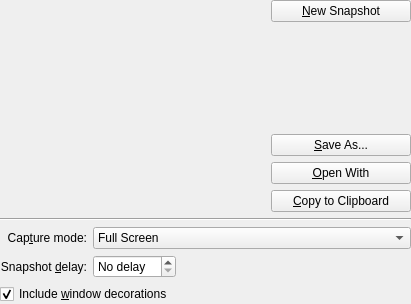
Above: ksnapshotwidget.ui from KDE/ksnapshot before the change. Below: the same form after it.
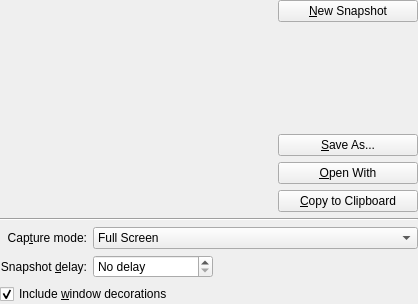
That is the form after the change. Custom widgets are drawn as their Qt base class.

Commit message:
Increase the spinbox width, so there is no need for resizes depending on the text size
BUG:235032

Diff of the .ui file:
```diff
--- a/ksnapshotwidget.ui
+++ b/ksnapshotwidget.ui
@@ -1,11 +1,11 @@
 <ui version="4.0" >
  <class>KSnapshotWidget</class>
- <widget class="QWidget" name="KSnapshotWidget" >
-  <property name="geometry" >
+ <widget class="QWidget" name="KSnapshotWidget">
+  <property name="geometry">
    <rect>
     <x>0</x>
     <y>0</y>
-    <width>411</width>
+    <width>418</width>
     <height>304</height>
    </rect>
   </property>
@@ -46,9 +46,27 @@
      </property>
     </widget>
    </item>
-   <item row="3" column="1" >
-    <widget class="KIntSpinBox" name="spinDelay" >
-     <property name="toolTip" >
+   <item row="3" column="1">
+    <widget class="KIntSpinBox" name="spinDelay">
+     <property name="sizePolicy">
+      <sizepolicy hsizetype="Fixed" vsizetype="Fixed">
+       <horstretch>0</horstretch>
+       <verstretch>0</verstretch>
+      </sizepolicy>
+     </property>
+     <property name="minimumSize">
+      <size>
+       <width>120</width>
+       <height>0</height>
+      </size>
+     </property>
+     <property name="maximumSize">
+      <size>
+       <width>120</width>
+       <height>16777215</height>
+      </size>
+     </property>
+     <property name="toolTip">
       <string>Snapshot delay in seconds</string>
      </property>
      <property name="whatsThis" >
@@ -92,25 +110,9 @@
      </property>
     </widget>
    </item>
-   <item row="3" column="2" colspan="2" >
-    <spacer>
-     <property name="orientation" >
-      <enum>Qt::Horizontal</enum>
-     </property>
-     <property name="sizeType" >
-      <enum>QSizePolicy::Expanding</enum>
-     </property>
-     <property name="sizeHint" stdset="0" >
-      <size>
-       <width>156</width>
-       <height>16</height>
-      </size>
-     </property>
-    </spacer>
-   </item>
-   <item row="4" column="0" colspan="4" >
-    <widget class="QCheckBox" name="cbIncludeDecorations" >
-     <property name="whatsThis" >
+   <item row="4" column="0" colspan="4">
+    <widget class="QCheckBox" name="cbIncludeDecorations">
+     <property name="whatsThis">
       <string>When enabled, snapshot of a window will also include the window decorations</string>
      </property>
      <property name="text" >
@@ -180,13 +182,13 @@
      </item>
      <item>
       <spacer>
-       <property name="orientation" >
+       <property name="orientation">
         <enum>Qt::Vertical</enum>
        </property>
        <property name="sizeType" >
         <enum>QSizePolicy::Expanding</enum>
        </property>
-       <property name="sizeHint" stdset="0" >
+       <property name="sizeHint" stdset="0">
         <size>
          <width>140</width>
          <height>44</height>
@@ -226,6 +228,22 @@
      </item>
     </layout>
    </item>
+   <item row="3" column="2" colspan="2">
+    <spacer>
+     <property name="orientation">
+      <enum>Qt::Horizontal</enum>
+     </property>
+     <property name="sizeType">
+      <enum>QSizePolicy::Expanding</enum>
+     </property>
+     <property name="sizeHint" stdset="0">
+      <size>
+       <width>150</width>
+       <height>16</height>
+      </size>
+     </property>
+    </spacer>
+   </item>
   </layout>
  </widget>
  <customwidgets>
```
Left out of the diff: 137 changed lines with no effect on the pictures.
